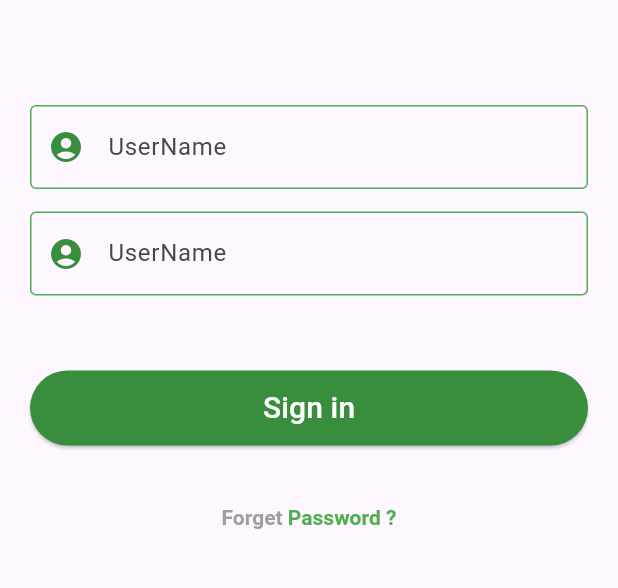
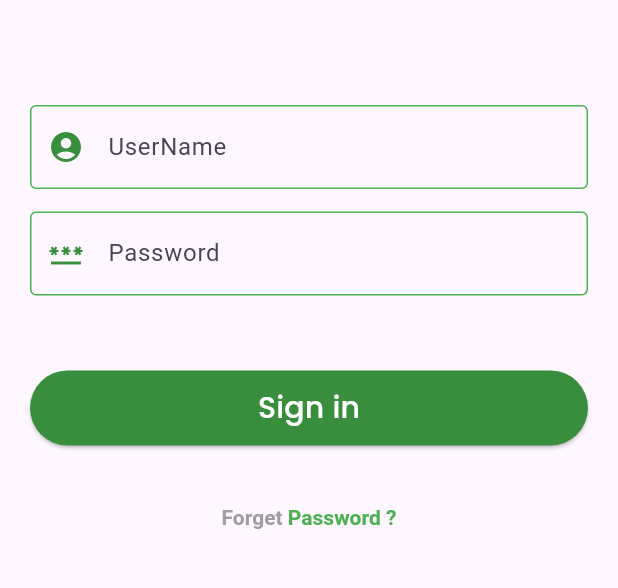
Before and after one commit to BrightX0/Tanapa-Project, a Flutter app: the screen it shows after launch, on a phone screen of 412 x 824 dp, the part 582-1170 px from its top. Run offline on Flutter 3.47's test engine with Material 2 defaults, Android fonts, the phone set to English and light mode, and no system bars; our stand-ins replace google_fonts.

Commit message:
changes 0.0.2

```diff
--- a/lib/Views/Components/CustomTextView.dart
+++ b/lib/Views/Components/CustomTextView.dart
@@ -1,21 +1,21 @@
 import 'package:flutter/material.dart';
 
 class CustomTextView extends StatelessWidget {
+  final String labelText, hintText;
+  final IconData prefixIcon;
 
-  const CustomTextView({super.key});
+  const CustomTextView({super.key, required this.labelText, required this.hintText, required this.prefixIcon});
 
   @override
   Widget build(BuildContext context) {
     return TextField(
       autocorrect: true,
       cursorColor: Colors.green[700],
-      decoration: const InputDecoration(
-        hintText: "Please Enter Your Name",
-        labelText: 'UserName',
-        prefixIcon: Icon(Icons.account_circle_sharp),
-
+      decoration: InputDecoration(
+        hintText: hintText,
+        labelText: labelText,
+        prefixIcon: Icon(prefixIcon),
       ),
-
     );
   }
 }
--- a/lib/Views/Screens/Authentication.dart
+++ b/lib/Views/Screens/Authentication.dart
@@ -1,5 +1,6 @@
 import 'package:flutter/gestures.dart';
 import 'package:flutter/material.dart';
+import 'package:google_fonts/google_fonts.dart';
 
 import '../../Variables/AppStrings.dart';
 import '../Components/CustomTextView.dart';
@@ -19,9 +20,9 @@ class AuthenticationView extends StatelessWidget {
             children: [
               Image.asset(AppStrings.imageAssetsLogo),
               const SizedBox(height: 70),
-              const CustomTextView(),
+              const CustomTextView(labelText: "UserName",hintText: "Please Provide Username To Continue",prefixIcon: Icons.account_circle_rounded,),
               const SizedBox(height: 15),
-              const CustomTextView(),
+              const CustomTextView(labelText: "Password",hintText: "Enter Password Field To Continue",prefixIcon: Icons.password,),
               const SizedBox(
                 height: 50,
               ),
@@ -30,12 +31,11 @@ class AuthenticationView extends StatelessWidget {
                 style: ElevatedButton.styleFrom(
                     backgroundColor: Colors.green[700],
                     minimumSize: const Size(double.infinity, 50)),
-                child: const Text(
+                child: Text(
                   "Sign in",
-                  style: TextStyle(color: Colors.white, fontSize: 20),
+                  style: GoogleFonts.poppins(color: Colors.white, fontSize: 20),
                 ),
               ),
-
               const SizedBox(height: 40),
               Center(
                 child: RichText(
@@ -47,13 +47,10 @@ class AuthenticationView extends StatelessWidget {
                       ),
                       children: [
                         TextSpan(
-                          recognizer: TapGestureRecognizer()
-                            ..onTap = () {
-                            },
+                          recognizer: TapGestureRecognizer()..onTap = () {},
                           text: "Password ?",
                           style: const TextStyle(
-                              color: Colors.green,
-                              fontWeight: FontWeight.bold),
+                              color: Colors.green, fontWeight: FontWeight.bold),
                         ),
                       ]),
                 ),
--- a/pubspec.yaml
+++ b/pubspec.yaml
@@ -9,6 +9,8 @@ environment:
 dependencies:
   flutter:
     sdk: flutter
+  get: ^4.6.5
+  google_fonts: ^4.0.3
 
 dev_dependencies:
   flutter_test:
```
Also changed, not shown: lib/Views/Screens/homePage.dart (+10 -0 lines), pubspec.lock, 7 other files.
